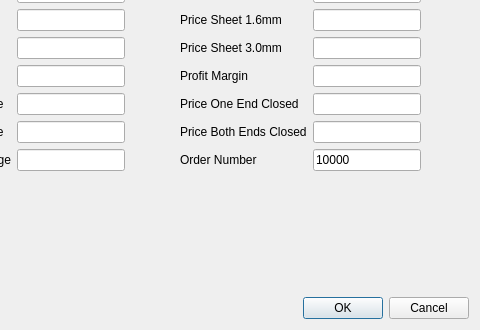
Old version of the form prefdialog.ui in the repository mygnu/rgb-quote; both pictures show x 160 to 640 and y 150 to 480 of the 640 by 480 pixel window.
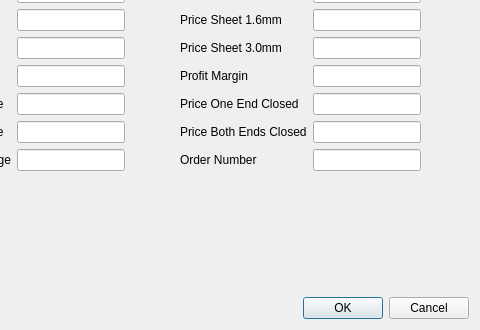
New version of the form.

Commit message: preference saved finished

```diff
--- a/prefdialog.ui
+++ b/prefdialog.ui
@@ -312,7 +312,7 @@
             <set>Qt::ImhDigitsOnly|Qt::ImhPreferNumbers</set>
            </property>
            <property name="text">
-            <string>10000</string>
+            <string/>
            </property>
           </widget>
          </item>
```
The commit also changes 1 other file.
